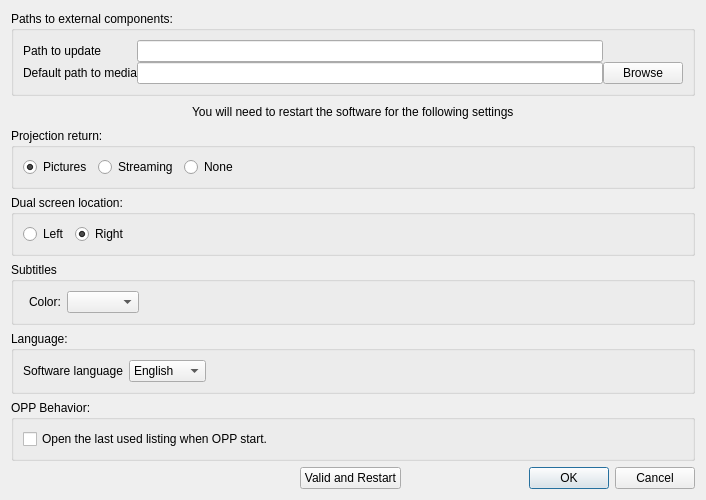
The window that src/settingswindow.ui (cinemaouvert/OPP) describes before a commit, drawn with Qt 5.
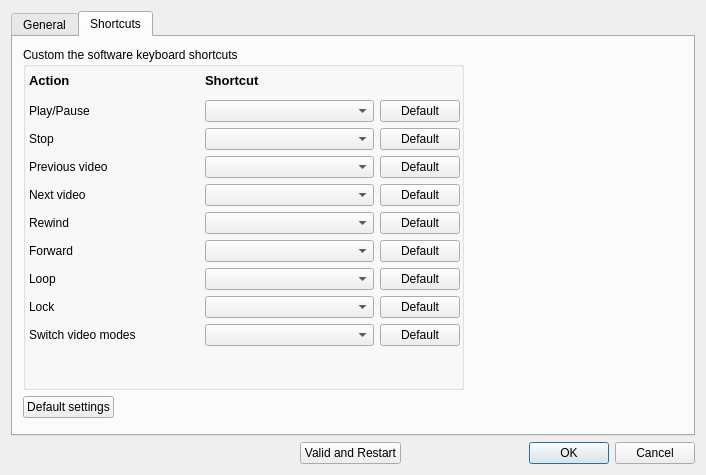
The same window after the commit. The open tabs and pages were chosen to show the change. Icons and pictures are not drawn.

Diff of the .ui file:
```diff
--- a/src/settingswindow.ui
+++ b/src/settingswindow.ui
@@ -7,7 +7,7 @@
     <x>0</x>
     <y>0</y>
     <width>706</width>
-    <height>453</height>
+    <height>475</height>
    </rect>
   </property>
   <property name="windowTitle">
@@ -18,60 +18,92 @@
   </property>
   <layout class="QVBoxLayout" name="verticalLayout_2">
    <item>
-    <widget class="QGroupBox" name="groupBox">
-     <property name="title">
-      <string>Paths to external components:</string>
-     </property>
-     <layout class="QVBoxLayout" name="verticalLayout">
-      <item>
-       <layout class="QGridLayout" name="gridLayout">
-        <property name="spacing">
+    <widget class="QTabWidget" name="settingsTab">
+     <property name="currentIndex">
          <number>0</number>
         </property>
-        <item row="0" column="1" colspan="2">
-         <widget class="QLineEdit" name="lineEdit_UpdatePath">
-          <property name="alignment">
-           <set>Qt::AlignRight|Qt::AlignTrailing|Qt::AlignVCenter</set>
-          </property>
-         </widget>
-        </item>
-        <item row="1" column="0">
-         <widget class="QLabel" name="label_moviesPath">
-          <property name="text">
-           <string>Default path to media</string>
-          </property>
-         </widget>
-        </item>
-        <item row="1" column="3">
-         <widget class="QPushButton" name="pushButton_moviesPath">
+     <widget class="QWidget" name="generalSettingsTab">
+      <attribute name="title">
+       <string>General</string>
+      </attribute>
+      <widget class="QGroupBox" name="groupBox_6">
+       <property name="geometry">
+        <rect>
+         <x>0</x>
+         <y>350</y>
+         <width>688</width>
+         <height>50</height>
+        </rect>
+       </property>
+       <property name="title">
+        <string>OPP Behavior:</string>
+       </property>
+       <layout class="QFormLayout" name="formLayout_6">
+        <item row="0" column="0">
+         <widget class="QCheckBox" name="openLastUsedListing">
           <property name="text">
-           <string>Browse</string>
+           <string>Open the last used listing when OPP start.</string>
           </property>
          </widget>
         </item>
+       </layout>
+      </widget>
+      <widget class="QGroupBox" name="groupBox_3">
+       <property name="geometry">
+        <rect>
+         <x>0</x>
+         <y>180</y>
+         <width>688</width>
+         <height>61</height>
+        </rect>
+       </property>
+       <property name="title">
+        <string>Dual screen location:</string>
+       </property>
+       <layout class="QFormLayout" name="formLayout">
+        <property name="fieldGrowthPolicy">
+         <enum>QFormLayout::AllNonFixedFieldsGrow</enum>
+        </property>
         <item row="0" column="0">
-         <widget class="QLabel" name="label_UpdatePath">
+         <layout class="QHBoxLayout" name="horizontalLayout">
+          <item>
+           <widget class="QRadioButton" name="radioButton_locateLeft">
           <property name="text">
-           <string>Path to update</string>
-          </property>
-         </widget>
-        </item>
-        <item row="1" column="2">
-         <widget class="QLineEdit" name="lineEdit_moviesPath">
+             <string>Left</string>
+            </property>
+            <property name="icon">
+             <iconset resource="../images.qrc">
+              <normaloff>:/icons/resources/icons/icon_dualscreen_gauche.png</normaloff>:/icons/resources/icons/icon_dualscreen_gauche.png</iconset>
+            </property>
+           </widget>
+          </item>
+          <item>
+           <widget class="QRadioButton" name="radioButton_locateRight">
           <property name="text">
-           <string/>
-          </property>
-          <property name="alignment">
-           <set>Qt::AlignRight|Qt::AlignTrailing|Qt::AlignVCenter</set>
-          </property>
+             <string>Right</string>
+            </property>
+            <property name="icon">
+             <iconset resource="../images.qrc">
+              <normaloff>:/icons/resources/icons/icon_dualscreen_droite.png</normaloff>:/icons/resources/icons/icon_dualscreen_droite.png</iconset>
+            </property>
+            <property name="checked">
+             <bool>true</bool>
+            </property>
          </widget>
         </item>
        </layout>
       </item>
      </layout>
     </widget>
-   </item>
-   <item>
+      <widget class="QWidget" name="layoutWidget">
+       <property name="geometry">
+        <rect>
+         <x>0</x>
+         <y>86</y>
+         <width>688</width>
+         <height>22</height>
+        </rect>
+       </property>
     <layout class="QHBoxLayout" name="horizontalLayout_8">
      <property name="topMargin">
       <number>0</number>
@@ -110,9 +142,16 @@
       </spacer>
      </item>
     </layout>
-   </item>
-   <item>
+      </widget>
     <widget class="QGroupBox" name="groupBox_4">
+       <property name="geometry">
+        <rect>
+         <x>0</x>
+         <y>114</y>
+         <width>688</width>
+         <height>61</height>
+        </rect>
+       </property>
      <property name="title">
       <string>Projection return:</string>
      </property>
@@ -153,50 +192,15 @@
       </item>
      </layout>
     </widget>
-   </item>
-   <item>
-    <widget class="QGroupBox" name="groupBox_3">
-     <property name="title">
-      <string>Dual screen location:</string>
-     </property>
-     <layout class="QFormLayout" name="formLayout">
-      <property name="fieldGrowthPolicy">
-       <enum>QFormLayout::AllNonFixedFieldsGrow</enum>
-      </property>
-      <item row="0" column="0">
-       <layout class="QHBoxLayout" name="horizontalLayout">
-        <item>
-         <widget class="QRadioButton" name="radioButton_locateLeft">
-          <property name="text">
-           <string>Left</string>
-          </property>
-          <property name="icon">
-           <iconset resource="../images.qrc">
-            <normaloff>:/icons/resources/icons/icon_dualscreen_gauche.png</normaloff>:/icons/resources/icons/icon_dualscreen_gauche.png</iconset>
-          </property>
-         </widget>
-        </item>
-        <item>
-         <widget class="QRadioButton" name="radioButton_locateRight">
-          <property name="text">
-           <string>Right</string>
-          </property>
-          <property name="icon">
-           <iconset resource="../images.qrc">
-            <normaloff>:/icons/resources/icons/icon_dualscreen_droite.png</normaloff>:/icons/resources/icons/icon_dualscreen_droite.png</iconset>
-          </property>
-          <property name="checked">
-           <bool>true</bool>
-          </property>
-         </widget>
-        </item>
-       </layout>
-      </item>
-     </layout>
-    </widget>
-   </item>
-   <item>
     <widget class="QGroupBox" name="groupBox_5">
+       <property name="geometry">
+        <rect>
+         <x>0</x>
+         <y>230</y>
+         <width>688</width>
+         <height>61</height>
+        </rect>
+       </property>
      <property name="title">
       <string>Subtitles</string>
      </property>
@@ -240,9 +244,75 @@
       </item>
      </layout>
     </widget>
-   </item>
+      <widget class="QGroupBox" name="groupBox">
+       <property name="geometry">
+        <rect>
+         <x>0</x>
+         <y>1</y>
+         <width>688</width>
+         <height>81</height>
+        </rect>
+       </property>
+       <property name="title">
+        <string>Paths to external components:</string>
+       </property>
+       <layout class="QVBoxLayout" name="verticalLayout">
    <item>
+         <layout class="QGridLayout" name="gridLayout">
+          <property name="spacing">
+           <number>0</number>
+          </property>
+          <item row="1" column="2">
+           <widget class="QLineEdit" name="lineEdit_moviesPath">
+            <property name="text">
+             <string/>
+            </property>
+            <property name="alignment">
+             <set>Qt::AlignRight|Qt::AlignTrailing|Qt::AlignVCenter</set>
+            </property>
+           </widget>
+          </item>
+          <item row="0" column="1" colspan="2">
+           <widget class="QLineEdit" name="lineEdit_UpdatePath">
+            <property name="alignment">
+             <set>Qt::AlignRight|Qt::AlignTrailing|Qt::AlignVCenter</set>
+            </property>
+           </widget>
+          </item>
+          <item row="1" column="0">
+           <widget class="QLabel" name="label_moviesPath">
+            <property name="text">
+             <string>Default path to media</string>
+            </property>
+           </widget>
+          </item>
+          <item row="0" column="0">
+           <widget class="QLabel" name="label_UpdatePath">
+            <property name="text">
+             <string>Path to update</string>
+            </property>
+           </widget>
+          </item>
+          <item row="1" column="3">
+           <widget class="QPushButton" name="pushButton_moviesPath">
+            <property name="text">
+             <string>Browse</string>
+            </property>
+           </widget>
+          </item>
+         </layout>
+        </item>
+       </layout>
+      </widget>
     <widget class="QGroupBox" name="groupBox_2">
+       <property name="geometry">
+        <rect>
+         <x>0</x>
+         <y>290</y>
+         <width>688</width>
+         <height>61</height>
+        </rect>
+       </property>
      <property name="title">
       <string>Language:</string>
      </property>
@@ -286,21 +356,270 @@
       </item>
      </layout>
     </widget>
-   </item>
+     </widget>
+     <widget class="QWidget" name="shortcutsSettingsTab">
+      <attribute name="title">
+       <string>Shortcuts</string>
+      </attribute>
+      <widget class="QWidget" name="verticalLayoutWidget">
+       <property name="geometry">
+        <rect>
+         <x>10</x>
+         <y>10</y>
+         <width>441</width>
+         <height>371</height>
+        </rect>
+       </property>
+       <layout class="QVBoxLayout" name="verticalLayout_5">
    <item>
-    <widget class="QGroupBox" name="groupBox_6">
+         <widget class="QGroupBox" name="groupBox_7">
+          <property name="sizePolicy">
+           <sizepolicy hsizetype="Preferred" vsizetype="Minimum">
+            <horstretch>0</horstretch>
+            <verstretch>0</verstretch>
+           </sizepolicy>
+          </property>
      <property name="title">
-      <string>OPP Behavior:</string>
-     </property>
-     <layout class="QFormLayout" name="formLayout_6">
+           <string>Custom the software keyboard shortcuts</string>
+          </property>
+          <widget class="QWidget" name="gridLayoutWidget">
+           <property name="geometry">
+            <rect>
+             <x>0</x>
+             <y>20</y>
+             <width>437</width>
+             <height>279</height>
+            </rect>
+           </property>
+           <layout class="QGridLayout" name="gridLayout_3">
+            <property name="leftMargin">
+             <number>6</number>
+            </property>
+            <property name="topMargin">
+             <number>0</number>
+            </property>
+            <item row="2" column="1">
+             <widget class="QComboBox" name="stopShortcut"/>
+            </item>
+            <item row="2" column="0">
+             <widget class="QLabel" name="label_8">
+              <property name="text">
+               <string>Stop</string>
+              </property>
+             </widget>
+            </item>
+            <item row="2" column="2">
+             <widget class="QPushButton" name="stopDefaultButton">
+              <property name="text">
+               <string>Default</string>
+              </property>
+             </widget>
+            </item>
+            <item row="6" column="0">
+             <widget class="QLabel" name="label_11">
+              <property name="text">
+               <string>Forward</string>
+              </property>
+             </widget>
+            </item>
+            <item row="6" column="2">
+             <widget class="QPushButton" name="forwardDefaultButton">
+              <property name="text">
+               <string>Default</string>
+              </property>
+             </widget>
+            </item>
+            <item row="3" column="0">
+             <widget class="QLabel" name="label_5">
+              <property name="text">
+               <string>Previous video</string>
+              </property>
+             </widget>
+            </item>
+            <item row="3" column="2">
+             <widget class="QPushButton" name="previousDefaultButton">
+              <property name="text">
+               <string>Default</string>
+              </property>
+             </widget>
+            </item>
+            <item row="3" column="1">
+             <widget class="QComboBox" name="previousVideoShortcut"/>
+            </item>
+            <item row="4" column="1">
+             <widget class="QComboBox" name="nextVideoShortcut"/>
+            </item>
+            <item row="1" column="1">
+             <widget class="QComboBox" name="playPauseShortcut"/>
+            </item>
+            <item row="6" column="1">
+             <widget class="QComboBox" name="forwardShortcut"/>
+            </item>
+            <item row="4" column="2">
+             <widget class="QPushButton" name="nextDefaultButton">
+              <property name="text">
+               <string>Default</string>
+              </property>
+             </widget>
+            </item>
+            <item row="5" column="1">
+             <widget class="QComboBox" name="rewindShortcut"/>
+            </item>
       <item row="0" column="0">
-       <widget class="QCheckBox" name="openLastUsedListing">
+             <widget class="QLabel" name="actionLabel">
+              <property name="sizePolicy">
+               <sizepolicy hsizetype="Preferred" vsizetype="Preferred">
+                <horstretch>0</horstretch>
+                <verstretch>0</verstretch>
+               </sizepolicy>
+              </property>
+              <property name="font">
+               <font>
+                <pointsize>10</pointsize>
+                <weight>75</weight>
+                <bold>true</bold>
+               </font>
+              </property>
         <property name="text">
-         <string>Open the last used listing when OPP start.</string>
+               <string>Action</string>
         </property>
        </widget>
       </item>
-     </layout>
+            <item row="0" column="1">
+             <widget class="QLabel" name="label_2">
+              <property name="font">
+               <font>
+                <pointsize>10</pointsize>
+                <weight>75</weight>
+                <bold>true</bold>
+               </font>
+              </property>
+              <property name="text">
+               <string>Shortcut</string>
+              </property>
+             </widget>
+            </item>
+            <item row="1" column="0">
+             <widget class="QLabel" name="label">
+              <property name="text">
+               <string>Play/Pause</string>
+              </property>
+             </widget>
+            </item>
+            <item row="5" column="0">
+             <widget class="QLabel" name="label_9">
+              <property name="text">
+               <string>Rewind</string>
+              </property>
+             </widget>
+            </item>
+            <item row="5" column="2">
+             <widget class="QPushButton" name="rewindDefaultButton">
+              <property name="text">
+               <string>Default</string>
+              </property>
+             </widget>
+            </item>
+            <item row="4" column="0">
+             <widget class="QLabel" name="label_7">
+              <property name="text">
+               <string>Next video</string>
+              </property>
+             </widget>
+            </item>
+            <item row="1" column="2">
+             <widget class="QPushButton" name="playPauseDefaultButton">
+              <property name="text">
+               <string>Default</string>
+              </property>
+             </widget>
+            </item>
+            <item row="7" column="2">
+             <widget class="QPushButton" name="loopDefaultButton">
+              <property name="text">
+               <string>Default</string>
+              </property>
+             </widget>
+            </item>
+            <item row="7" column="1">
+             <widget class="QComboBox" name="loopShortcut"/>
+            </item>
+            <item row="8" column="1">
+             <widget class="QComboBox" name="lockShortcut"/>
+            </item>
+            <item row="7" column="0">
+             <widget class="QLabel" name="label_6">
+              <property name="text">
+               <string>Loop</string>
+              </property>
+             </widget>
+            </item>
+            <item row="8" column="0">
+             <widget class="QLabel" name="label_4">
+              <property name="text">
+               <string>Lock</string>
+              </property>
+             </widget>
+            </item>
+            <item row="10" column="1">
+             <widget class="QComboBox" name="switchVideoModeShortcut"/>
+            </item>
+            <item row="10" column="0">
+             <widget class="QLabel" name="label_13">
+              <property name="sizePolicy">
+               <sizepolicy hsizetype="Preferred" vsizetype="Preferred">
+                <horstretch>0</horstretch>
+                <verstretch>0</verstretch>
+               </sizepolicy>
+              </property>
+              <property name="text">
+               <string>Switch video modes</string>
+              </property>
+             </widget>
+            </item>
+            <item row="8" column="2">
+             <widget class="QPushButton" name="lockDefaultButton">
+              <property name="sizePolicy">
+               <sizepolicy hsizetype="Fixed" vsizetype="Fixed">
+                <horstretch>0</horstretch>
+                <verstretch>0</verstretch>
+               </sizepolicy>
+              </property>
+              <property name="text">
+               <string>Default</string>
+              </property>
+             </widget>
+            </item>
+            <item row="10" column="2">
+             <widget class="QPushButton" name="switchVideoModesDefaultButton">
+              <property name="text">
+               <string>Default</string>
+              </property>
+             </widget>
+            </item>
+           </layout>
+          </widget>
+         </widget>
+        </item>
+        <item>
+         <widget class="QPushButton" name="defaultShortcutsButton">
+          <property name="enabled">
+           <bool>true</bool>
+          </property>
+          <property name="sizePolicy">
+           <sizepolicy hsizetype="Fixed" vsizetype="Fixed">
+            <horstretch>0</horstretch>
+            <verstretch>0</verstretch>
+           </sizepolicy>
+          </property>
+          <property name="text">
+           <string>Default settings</string>
+          </property>
+         </widget>
+        </item>
+       </layout>
+      </widget>
+     </widget>
     </widget>
    </item>
    <item>
```
Lines whose indentation alone changed are shown as unchanged.
